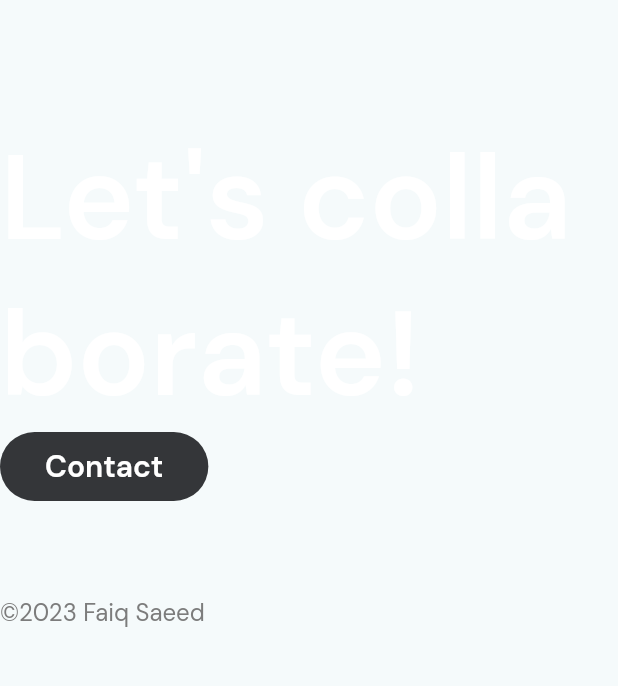
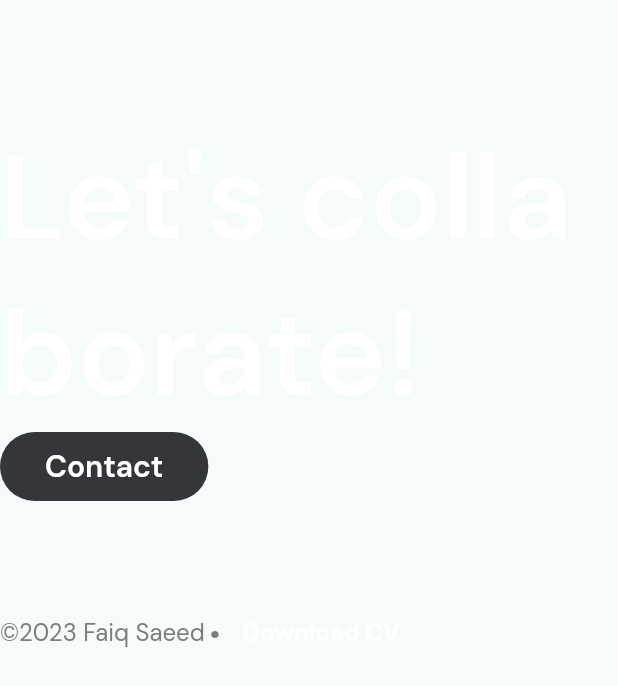
Before and after one commit to faiqkhan480/portfoli, a Flutter app: the Footer widget shown alone on an empty page, opened directly, on a phone screen of 412 x 824 dp. Shown: the top 686 px of the screen. Run offline on Flutter 3.47's test engine with Material 2 defaults, Android fonts, the light colour scheme and no system bars; our stand-ins replace flutter_svg, google_fonts; missing offline and left inert: dart:html, just_the_tooltip, marqueer, web_smooth_scroll; network calls fail.

Commit message:
some changes in footer...

```diff
--- a/lib/components/footer.dart
+++ b/lib/components/footer.dart
@@ -57,6 +57,35 @@ class Footer extends StatelessWidget {
                   fontWeight: FontWeight.w400
               ),
             ),
+            SelectableText(
+              "·",
+              style: GoogleFonts.dmSans(
+                  fontSize: 30,
+                  color: const Color(0xFF7C7C7C),
+                  fontWeight: FontWeight.bold
+              ),
+            ),
+            TextButton(
+                onPressed: () => null,
+                style: TextButton.styleFrom(
+                  foregroundColor: Colors.white,
+                    textStyle: GoogleFonts.dmSans(
+                        fontSize: 16,
+                        fontWeight: FontWeight.w700
+                    )
+                ),
+                child: const Text(
+                   "Download CV",
+                )
+            )
+            // SelectableText(
+            //   "Download CV",
+            //   style: GoogleFonts.dmSans(
+            //       fontSize: 16,
+            //       color: Colors.white,
+            //       fontWeight: FontWeight.w400
+            //   ),
+            // ),
           ],
         ),
         const EmptySpace.v2(),
```
Also changed, not shown: lib/screens/profile.dart (+14 -4 lines).
